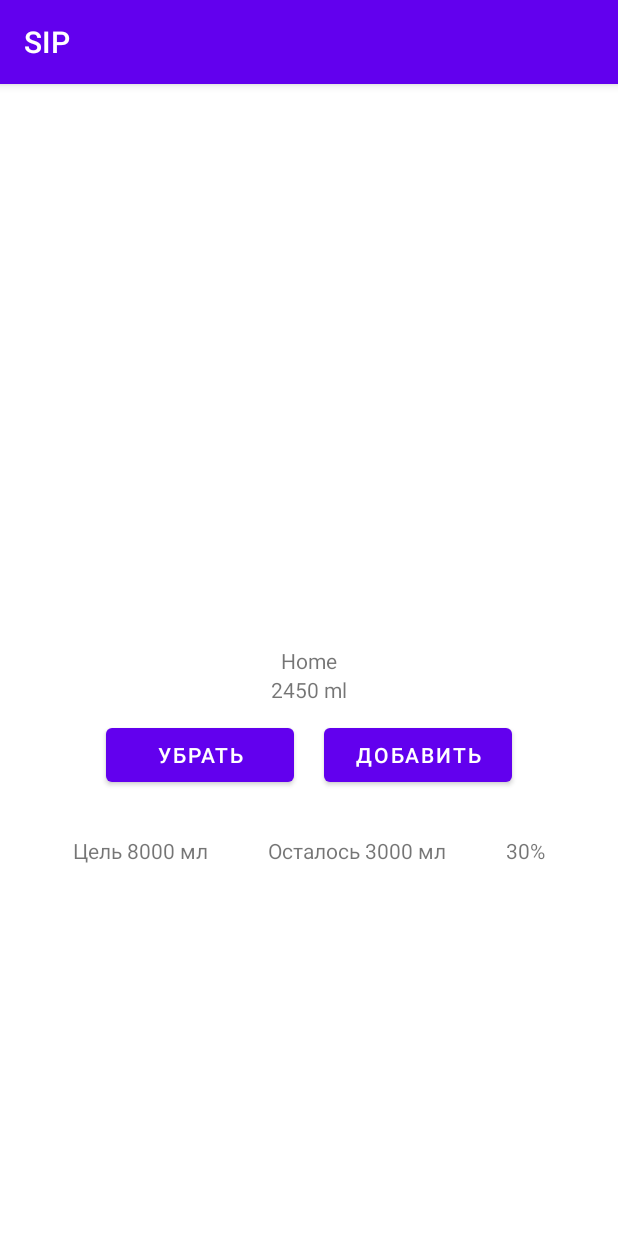
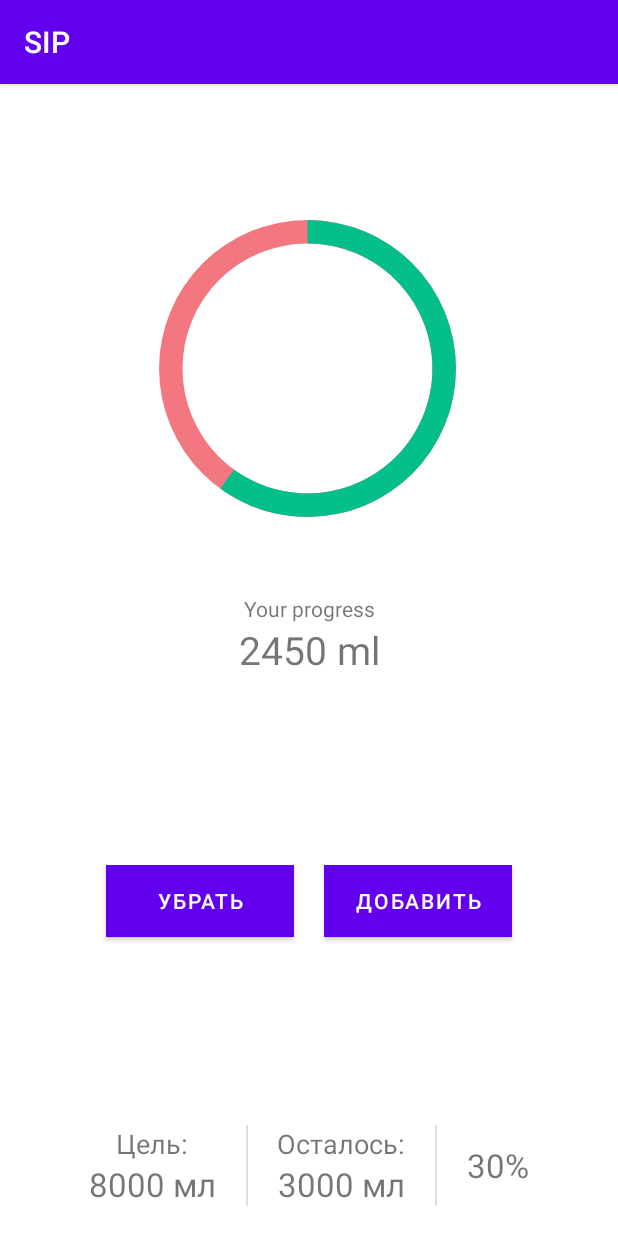
Before and after one commit to DenyingMad/sip, an Android app: the fragment HomeFragment shown on its own in the app's theme, on a phone screen of 412 x 824 dp. Run offline under Robolectric (Android 15) with nearby library versions, the phone set to English and light mode, and no system bars; 2 statements that could not run were skipped.

Commit message:
Add circle progress bar in home screen

```diff
--- a/app/src/main/java/com/devilpanda/sip/view/HomeFragment.java
+++ b/app/src/main/java/com/devilpanda/sip/view/HomeFragment.java
@@ -17,11 +17,14 @@ import android.view.LayoutInflater;
 import android.view.View;
 import android.view.ViewGroup;
 import android.widget.Button;
+import android.widget.ProgressBar;
 import android.widget.TextView;
 
 import com.devilpanda.sip.R;
 import com.devilpanda.sip.model.User;
 import com.devilpanda.sip.viewmodel.UserViewModel;
+
+import java.util.Locale;
 
 public class HomeFragment extends Fragment {
 
@@ -32,6 +35,7 @@ public class HomeFragment extends Fragment {
 
     private Button remove, add;
     private TextView drankWater, target, left, percent;
+    private ProgressBar progressBar;
 
     public HomeFragment() {
         // Required empty public constructor
@@ -97,13 +101,20 @@ public class HomeFragment extends Fragment {
         // Buttons
         remove = view.findViewById(R.id.home_remove_btn);
         add = view.findViewById(R.id.home_add_btn);
+        // Other
+        progressBar = view.findViewById(R.id.home_circle_progress);
     }
 
     private void setupViews(User user) {
-        drankWater.setText(String.valueOf(user.getWaterDrankToday()));
-        target.setText(String.valueOf(user.getWaterTotal()));
-        left.setText(String.valueOf(user.getWaterLeft()));
-        percent.setText(String.valueOf(user.getPercent()));
+        String drankWaterString = String.valueOf(user.getWaterDrankToday()) + " мл";
+        drankWater.setText(drankWaterString);
+        String targetString = String.valueOf(user.getWaterTotal()) + " мл";
+        target.setText(targetString);
+        String leftString = String.valueOf(user.getWaterLeft()) + " мл";
+        left.setText(leftString);
+        String percentString = String.format(Locale.ENGLISH,"%.1f", user.getPercent()) + " %";
+        percent.setText(percentString);
+        progressBar.setProgress((int) Math.round(user.getPercent()));
     }
 
     /**
--- /dev/null
+++ b/app/src/main/res/drawable/circle.xml
@@ -0,0 +1,23 @@
+<?xml version="1.0" encoding="utf-8"?>
+<layer-list xmlns:android="http://schemas.android.com/apk/res/android">
+    <item>
+        <shape
+            android:shape="ring"
+            android:thicknessRatio="16"
+            android:useLevel="false">
+            <solid android:color="@color/red" />
+        </shape>
+    </item>
+    <item>
+        <rotate
+            android:fromDegrees="270"
+            android:toDegrees="270">
+            <shape
+                android:shape="ring"
+                android:thicknessRatio="16"
+                android:useLevel="true">
+                <solid android:color="@color/green" />
+            </shape>
+        </rotate>
+    </item>
+</layer-list>
--- a/app/src/main/res/layout/fragment_home.xml
+++ b/app/src/main/res/layout/fragment_home.xml
@@ -6,15 +6,31 @@
     android:layout_height="match_parent"
     tools:context=".view.HomeFragment">
 
+    <ProgressBar
+        android:id="@+id/home_circle_progress"
+        android:layout_width="250dp"
+        android:layout_height="250dp"
+
+        android:indeterminateOnly="false"
+        android:progressDrawable="@drawable/circle"
+        android:progress="60"
+        app:layout_constraintBottom_toBottomOf="parent"
+        app:layout_constraintEnd_toEndOf="parent"
+        app:layout_constraintHorizontal_bias="0.495"
+        app:layout_constraintStart_toStartOf="parent"
+        app:layout_constraintTop_toTopOf="parent"
+        app:layout_constraintVertical_bias="0.125" />
+
     <TextView
         android:id="@+id/home_textView"
         android:layout_width="wrap_content"
         android:layout_height="wrap_content"
-        android:text="Home"
-        app:layout_constraintBottom_toBottomOf="parent"
+        android:text="Your progress"
+        app:layout_constraintBottom_toTopOf="@id/info_layout"
         app:layout_constraintEnd_toEndOf="parent"
         app:layout_constraintStart_toStartOf="parent"
-        app:layout_constraintTop_toTopOf="parent" />
+        app:layout_constraintTop_toBottomOf="@id/home_circle_progress"
+        app:layout_constraintVertical_bias="0.075" />
 
     <TextView
         android:id="@+id/home_drank_water"
@@ -22,68 +38,116 @@
         android:layout_height="wrap_content"
 
         android:text="2450 ml"
+        android:textSize="26sp"
 
         app:layout_constraintEnd_toEndOf="parent"
         app:layout_constraintStart_toStartOf="parent"
-        app:layout_constraintTop_toBottomOf="@id/home_textView"/>
+        app:layout_constraintTop_toBottomOf="@id/home_textView" />
 
     <LinearLayout
         android:id="@+id/buttons_layout"
         android:layout_width="match_parent"
         android:layout_height="wrap_content"
+        android:layout_marginTop="20dp"
+        android:gravity="center"
         android:orientation="horizontal"
+        app:layout_constraintBottom_toTopOf="@+id/info_layout"
         app:layout_constraintEnd_toEndOf="parent"
         app:layout_constraintStart_toStartOf="parent"
-        app:layout_constraintTop_toBottomOf="@+id/home_drank_water"
-        android:gravity="center">
+        app:layout_constraintTop_toBottomOf="@+id/home_drank_water">
 
         <Button
             android:id="@+id/home_remove_btn"
             android:layout_width="125dp"
             android:layout_height="wrap_content"
-            android:text="Убрать"
-            android:layout_margin="10dp"/>
+            android:layout_margin="10dp"
+            android:background="@color/red"
+            android:text="@string/remove" />
 
         <Button
             android:id="@+id/home_add_btn"
             android:layout_width="125dp"
             android:layout_height="wrap_content"
-            android:text="Добавить"
-            android:layout_margin="10dp"/>
+            android:layout_margin="10dp"
+            android:background="@color/green"
+            android:text="@string/add" />
     </LinearLayout>
 
     <LinearLayout
         android:id="@+id/info_layout"
         android:layout_width="match_parent"
         android:layout_height="wrap_content"
+        android:gravity="center"
         android:orientation="horizontal"
+        android:paddingVertical="20dp"
+        app:layout_constraintBottom_toBottomOf="parent"
         app:layout_constraintEnd_toEndOf="parent"
-        app:layout_constraintStart_toStartOf="parent"
-        app:layout_constraintTop_toBottomOf="@id/buttons_layout"
-        android:gravity="center">
+        app:layout_constraintStart_toStartOf="parent">
 
-        <TextView
-            android:id="@+id/home_target_water"
+
+        <LinearLayout
             android:layout_width="wrap_content"
             android:layout_height="wrap_content"
-            android:text="Цель 8000 мл"
-            android:layout_margin="20dp"/>
+            android:gravity="center"
+            android:orientation="vertical">
 
-        <TextView
-            android:id="@+id/home_left_water"
+            <TextView
+                android:layout_width="wrap_content"
+                android:layout_height="wrap_content"
+                android:text="Цель:"
+                android:textSize="18sp" />
+
+            <TextView
+                android:id="@+id/home_target_water"
+                android:layout_width="wrap_content"
+                android:layout_height="wrap_content"
+                android:layout_marginHorizontal="20dp"
+                android:text="8000 мл"
+                android:textSize="22sp" />
+        </LinearLayout>
+
+        <View
+            android:id="@+id/divider"
+            android:layout_width="1dp"
+            android:layout_height="match_parent"
+            android:background="?android:attr/listDivider" />
+
+        <LinearLayout
             android:layout_width="wrap_content"
             android:layout_height="wrap_content"
-            android:text="Осталось 3000 мл"
-            android:layout_margin="20dp"/>
+            android:gravity="center"
+            android:orientation="vertical">
 
+            <TextView
+                android:layout_width="wrap_content"
+                android:layout_height="wrap_content"
+                android:text="Осталось:"
+                android:textSize="18sp" />
+
+            <TextView
+                android:id="@+id/home_left_water"
+                android:layout_width="wrap_content"
+                android:layout_height="wrap_content"
+                android:layout_marginHorizontal="20dp"
+                android:text="3000 мл"
+                android:textSize="22sp" />
+        </LinearLayout>
+        <View
+            android:id="@+id/divider2"
+            android:layout_width="1dp"
+            android:layout_height="match_parent"
+            android:background="?android:attr/listDivider" />
         <TextView
             android:id="@+id/home_percent"
             android:layout_width="wrap_content"
             android:layout_height="wrap_content"
+            android:layout_marginHorizontal="20dp"
             android:text="30%"
-            android:layout_margin="20dp"/>
+            android:textSize="22sp" />
 
 
     </LinearLayout>
 
+
+
 </androidx.constraintlayout.widget.ConstraintLayout>
--- a/app/src/main/res/values/strings.xml
+++ b/app/src/main/res/values/strings.xml
@@ -9,6 +9,8 @@
     <string name="StartingRecommendation">Пить воду в течение дня необходимо, особенно важно соблюдать норму.</string>
     <string name="enter_weight_hint">Вес в кг</string>
     <string name="enter_weight_hint_error">Неверный формат ввода</string>
+    <string name="remove">Убрать</string>
+    <string name="add">Добавить</string>
 
     <string-array name="physical_activities">
         <item>Низкая (0 – 1 ч)</item>
```
